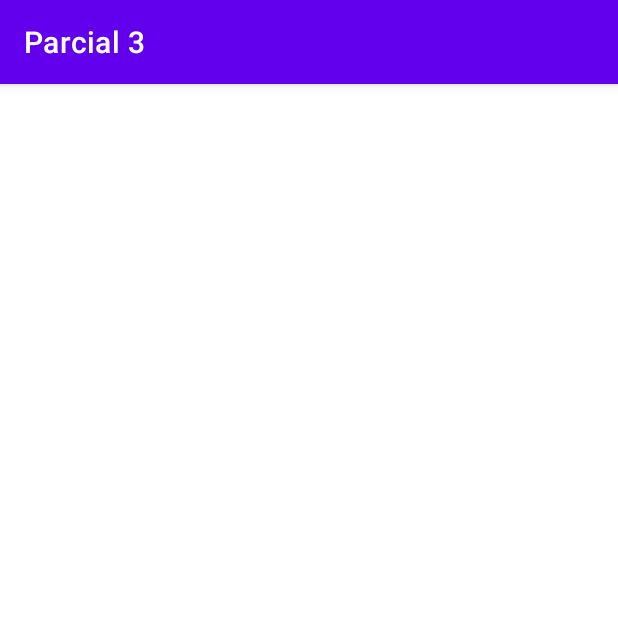
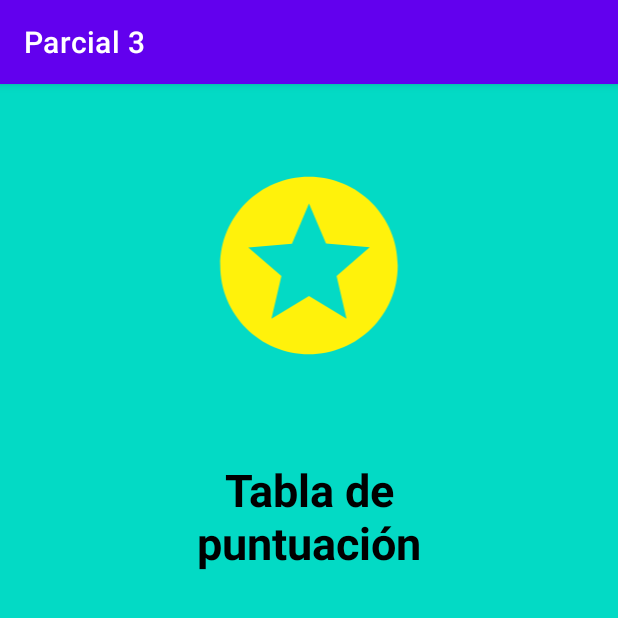
Before and after one commit to MichellMora/Parcial3_si, an Android app: the Puntaje_jugadores screen opened directly, with no data from a screen before it, on a phone screen of 412 x 824 dp, the top half of it. Run offline under Robolectric (Android 15) with nearby library versions, the phone set to English and light mode, and no system bars; our stand-ins replace Firebase (no records; nobody signed in at launch, a user with empty details on screens opened directly); 1 statement that could not run was skipped.

Commit message:
puntaje de los jugadores

```diff
--- a/app/src/main/java/com/proyecto/parcial3/Puntaje_Jugador.java
+++ b/app/src/main/java/com/proyecto/parcial3/Puntaje_Jugador.java
@@ -32,6 +32,7 @@ public class Puntaje_Jugador extends AppCompatActivity {
         tvPuntaje = findViewById(R.id.tvPuntaje);
 
         basededatos(nombre,tvJugador,tvPuntaje);
+
     }
 
     private void basededatos(String nombre, TextView tvJugador, TextView tvPuntaje) {
--- a/app/src/main/java/com/proyecto/parcial3/Puntaje_jugadores.java
+++ b/app/src/main/java/com/proyecto/parcial3/Puntaje_jugadores.java
@@ -1,14 +1,92 @@
 package com.proyecto.parcial3;
 
+import androidx.annotation.NonNull;
 import androidx.appcompat.app.AppCompatActivity;
+import androidx.core.view.LayoutInflaterFactory;
+import androidx.recyclerview.widget.LinearLayoutManager;
+import androidx.recyclerview.widget.RecyclerView;
 
 import android.os.Bundle;
+import android.util.Log;
+import android.view.LayoutInflater;
+import android.view.View;
+import android.view.ViewGroup;
+import android.widget.TextView;
+
+import com.firebase.ui.firestore.FirestoreRecyclerAdapter;
+import com.firebase.ui.firestore.FirestoreRecyclerOptions;
+import com.google.firebase.firestore.FirebaseFirestore;
+import com.google.firebase.firestore.Query;
 
 public class Puntaje_jugadores extends AppCompatActivity {
+
+    private FirebaseFirestore bd;
+    RecyclerView rv;
+    private FirestoreRecyclerAdapter adapter;
 
     @Override
     protected void onCreate(Bundle savedInstanceState) {
         super.onCreate(savedInstanceState);
         setContentView(R.layout.activity_puntaje_jugadores);
+
+        bd = FirebaseFirestore.getInstance();
+
+        Bundle bundle = this.getIntent().getExtras();
+        String nombre = bundle.getString("usuario");
+
+        rv = findViewById(R.id.rv);
+
+        Query q = bd.collection("usuarios");
+
+        FirestoreRecyclerOptions<Datos> opciones = new  FirestoreRecyclerOptions.Builder<Datos>()
+                .setQuery(q, Datos.class)
+                .build();
+
+        adapter = new  FirestoreRecyclerAdapter<Datos, DatosViewHolder>(opciones) {
+            @NonNull
+            @Override
+            public DatosViewHolder onCreateViewHolder(@NonNull ViewGroup parent, int viewType) {
+                View v = LayoutInflater.from(parent.getContext()).inflate(R.layout.lista, parent, false);
+                return new DatosViewHolder(v);
+            }
+
+            @Override
+            protected void onBindViewHolder(@NonNull DatosViewHolder datosViewHolder, int i, @NonNull Datos datos) {
+                datosViewHolder.tvNombre.setText(datos.getNombre());
+                datosViewHolder.tvPuntaje.setText(datos.getPuntaje());
+            }
+        };
+
+    rv.setHasFixedSize(true);
+    rv.setLayoutManager(new LinearLayoutManager(this));
+    rv.setAdapter(adapter);
+
+    }
+
+    private class DatosViewHolder  extends RecyclerView.ViewHolder {
+
+        private TextView tvNombre;
+        private TextView tvPuntaje;
+
+        public DatosViewHolder(@NonNull View itemView) {
+            super(itemView);
+
+            tvNombre = itemView.findViewById(R.id.tvNom);
+            tvPuntaje = itemView.findViewById(R.id.tvPunt);
+
+
+        }
+    }
+
+    @Override
+    protected void onStop() {
+        super.onStop();
+        adapter.stopListening();
+    }
+
+    @Override
+    protected void onStart() {
+        super.onStart();
+        adapter.startListening();
     }
 }
--- a/app/src/main/res/layout/activity_puntaje_jugadores.xml
+++ b/app/src/main/res/layout/activity_puntaje_jugadores.xml
@@ -4,6 +4,47 @@
     xmlns:tools="http://schemas.android.com/tools"
     android:layout_width="match_parent"
     android:layout_height="match_parent"
+    android:background="@color/teal_200"
     tools:context=".Puntaje_jugadores">
 
+    <TextView
+        android:id="@+id/tvJ"
+        android:layout_width="252dp"
+        android:layout_height="0dp"
+        android:layout_marginBottom="107dp"
+        android:gravity="center"
+        android:text="Tabla de puntuación"
+        android:textColor="@color/black"
+        android:textSize="30dp"
+        android:textStyle="bold"
+        app:layout_constraintBottom_toTopOf="@+id/rv"
+        app:layout_constraintEnd_toEndOf="parent"
+        app:layout_constraintStart_toStartOf="parent"
+        app:layout_constraintTop_toBottomOf="@+id/imageView2" />
+
+    <ImageView
+        android:id="@+id/imageView2"
+        android:layout_width="0dp"
+        android:layout_height="0dp"
+        android:layout_marginStart="77dp"
+        android:layout_marginTop="50dp"
+        android:layout_marginEnd="77dp"
+        android:layout_marginBottom="25dp"
+        app:layout_constraintBottom_toTopOf="@+id/tvJ"
+        app:layout_constraintEnd_toEndOf="parent"
+        app:layout_constraintStart_toStartOf="parent"
+        app:layout_constraintTop_toTopOf="parent"
+        app:srcCompat="@drawable/estrella" />
+
+    <androidx.recyclerview.widget.RecyclerView
+        android:id="@+id/rv"
+        android:layout_width="339dp"
+        android:layout_height="229dp"
+        android:layout_marginStart="41dp"
+        android:layout_marginEnd="41dp"
+        android:layout_marginBottom="72dp"
+        app:layout_constraintBottom_toBottomOf="parent"
+        app:layout_constraintEnd_toEndOf="parent"
+        app:layout_constraintStart_toStartOf="parent"
+        app:layout_constraintTop_toBottomOf="@+id/tvJ" />
 </androidx.constraintlayout.widget.ConstraintLayout>
```
Also changed, not shown: app/src/main/java/com/proyecto/parcial3/Datos.java (added, +32 -0 lines), app/src/main/res/layout/lista.xml (added, +29 -0 lines).
